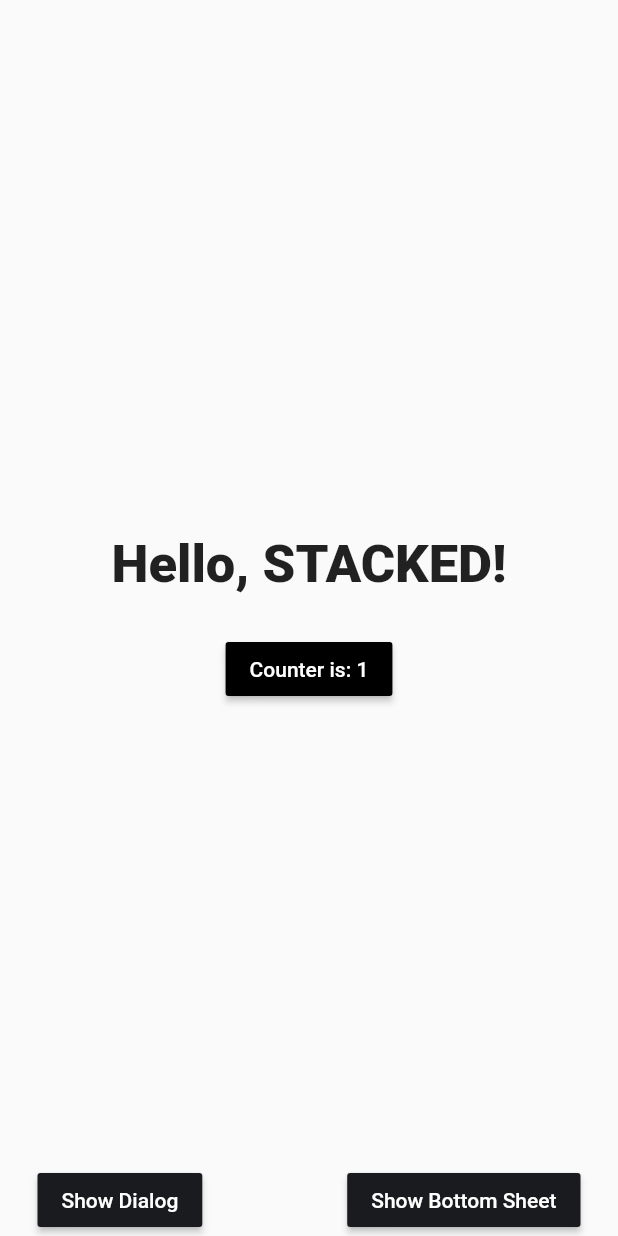
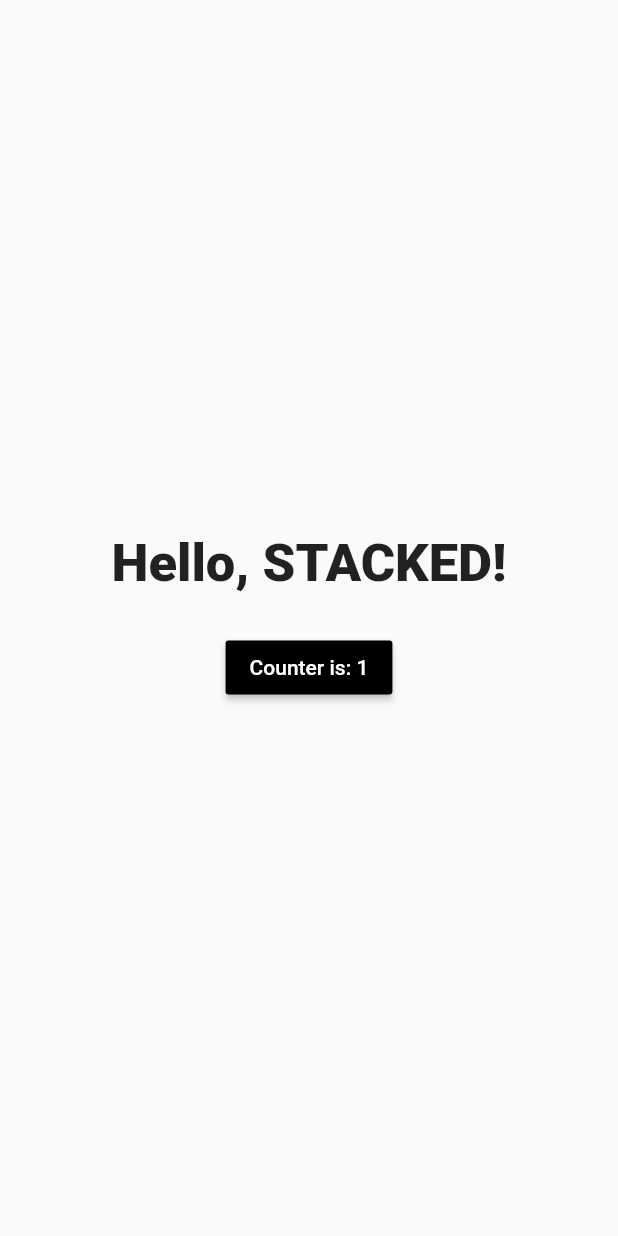
Before and after one commit to SayeedAfridi/fast_inspection_au, a Flutter app: the screen it shows after launch, after a tap on an icon or button, on a phone screen of 412 x 824 dp. Run offline on Flutter 3.47's test engine with Material 2 defaults, Android fonts, the light colour scheme and no system bars; our stand-ins replace stacked, stacked_services, stacked_shared.

Commit message:
chore: cleanup and renaming

```diff
--- a/lib/app/app.bottomsheets.dart
+++ /dev/null
@@ -1,25 +0,0 @@
-// GENERATED CODE - DO NOT MODIFY BY HAND
-
-// **************************************************************************
-// StackedBottomsheetGenerator
-// **************************************************************************
-
-import 'package:stacked_services/stacked_services.dart';
-
-import 'app.locator.dart';
-import '../ui/bottom_sheets/notice/notice_sheet.dart';
-
-enum BottomSheetType {
-  notice,
-}
-
-void setupBottomSheetUi() {
-  final bottomsheetService = locator<BottomSheetService>();
-
-  final Map<BottomSheetType, SheetBuilder> builders = {
-    BottomSheetType.notice: (context, request, completer) =>
-        NoticeSheet(request: request, completer: completer),
-  };
-
-  bottomsheetService.setCustomSheetBuilders(builders);
-}
--- a/lib/app/app.dialogs.dart
+++ /dev/null
@@ -1,25 +0,0 @@
-// GENERATED CODE - DO NOT MODIFY BY HAND
-
-// **************************************************************************
-// StackedDialogGenerator
-// **************************************************************************
-
-import 'package:stacked_services/stacked_services.dart';
-
-import 'app.locator.dart';
-import '../ui/dialogs/info_alert/info_alert_dialog.dart';
-
-enum DialogType {
-  infoAlert,
-}
-
-void setupDialogUi() {
-  final dialogService = locator<DialogService>();
-
-  final Map<DialogType, DialogBuilder> builders = {
-    DialogType.infoAlert: (context, request, completer) =>
-        InfoAlertDialog(request: request, completer: completer),
-  };
-
-  dialogService.registerCustomDialogBuilders(builders);
-}
--- a/lib/main.dart
+++ b/lib/main.dart
@@ -1,6 +1,4 @@
 import 'package:flutter/material.dart';
-import 'package:fast_inspection/app/app.bottomsheets.dart';
-import 'package:fast_inspection/app/app.dialogs.dart';
 import 'package:fast_inspection/app/app.locator.dart';
 import 'package:fast_inspection/app/app.router.dart';
 import 'package:stacked_services/stacked_services.dart';
@@ -8,8 +6,6 @@ import 'package:stacked_services/stacked_services.dart';
 Future<void> main() async {
   WidgetsFlutterBinding.ensureInitialized();
   await setupLocator();
-  setupDialogUi();
-  setupBottomSheetUi();
   runApp(const MainApp());
 }
 
--- a/lib/ui/bottom_sheets/notice/notice_sheet_model.dart
+++ /dev/null
@@ -1,3 +0,0 @@
-import 'package:stacked/stacked.dart';
-
-class NoticeSheetModel extends BaseViewModel {}
--- a/lib/ui/dialogs/info_alert/info_alert_dialog_model.dart
+++ /dev/null
@@ -1,3 +0,0 @@
-import 'package:stacked/stacked.dart';
-
-class InfoAlertDialogModel extends BaseViewModel {}
--- a/lib/ui/views/home/home_view.dart
+++ b/lib/ui/views/home/home_view.dart
@@ -21,9 +21,8 @@ class HomeView extends StackedView<HomeViewModel> {
           child: Center(
             child: Column(
               mainAxisSize: MainAxisSize.max,
-              mainAxisAlignment: MainAxisAlignment.spaceBetween,
+              mainAxisAlignment: MainAxisAlignment.center,
               children: [
-                verticalSpaceLarge,
                 Column(
                   children: [
                     const Text(
@@ -44,31 +43,6 @@ class HomeView extends StackedView<HomeViewModel> {
                     ),
                   ],
                 ),
-                Row(
-                  mainAxisAlignment: MainAxisAlignment.spaceBetween,
-                  children: [
-                    MaterialButton(
-                      color: kcDarkGreyColor,
-                      onPressed: viewModel.showDialog,
-                      child: const Text(
-                        'Show Dialog',
-                        style: TextStyle(
-                          color: Colors.white,
-                        ),
-                      ),
-                    ),
-                    MaterialButton(
-                      color: kcDarkGreyColor,
-                      onPressed: viewModel.showBottomSheet,
-                      child: const Text(
-                        'Show Bottom Sheet',
-                        style: TextStyle(
-                          color: Colors.white,
-                        ),
-                      ),
-                    ),
-                  ],
-                )
               ],
             ),
           ),
```
Also changed, not shown: lib/app/app.dart (+0 -10 lines), lib/ui/bottom_sheets/notice/notice_sheet.dart (deleted, +0 -56 lines), lib/ui/dialogs/info_alert/info_alert_dialog.dart (deleted, +0 -108 lines), lib/ui/views/home/home_viewmodel.dart (+0 -24 lines), 6 other files.
